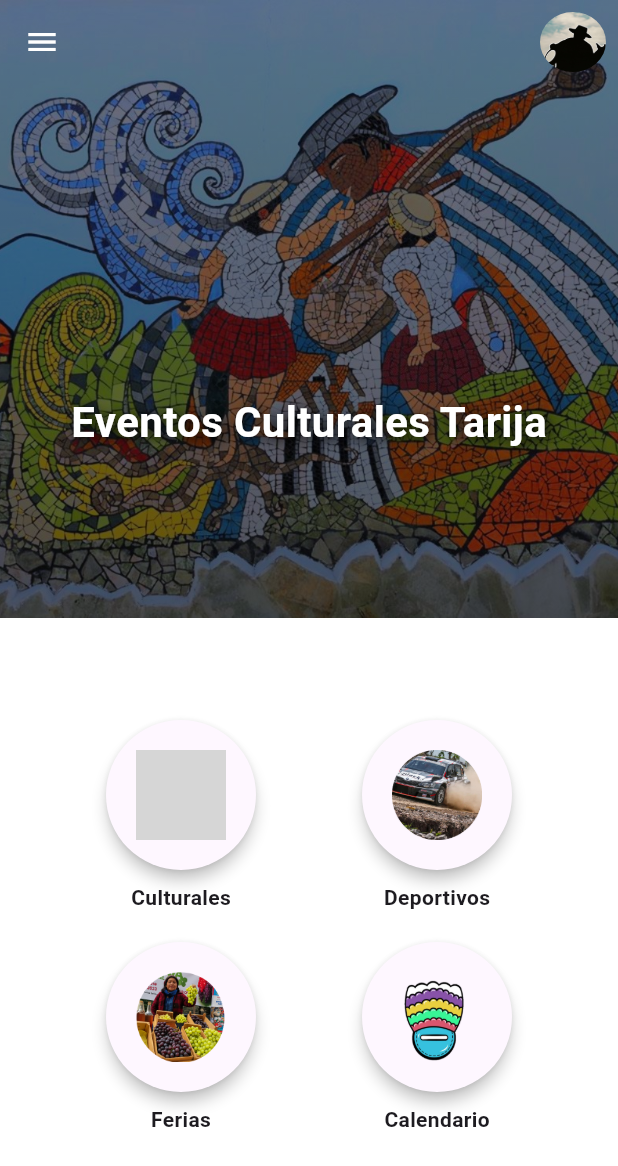
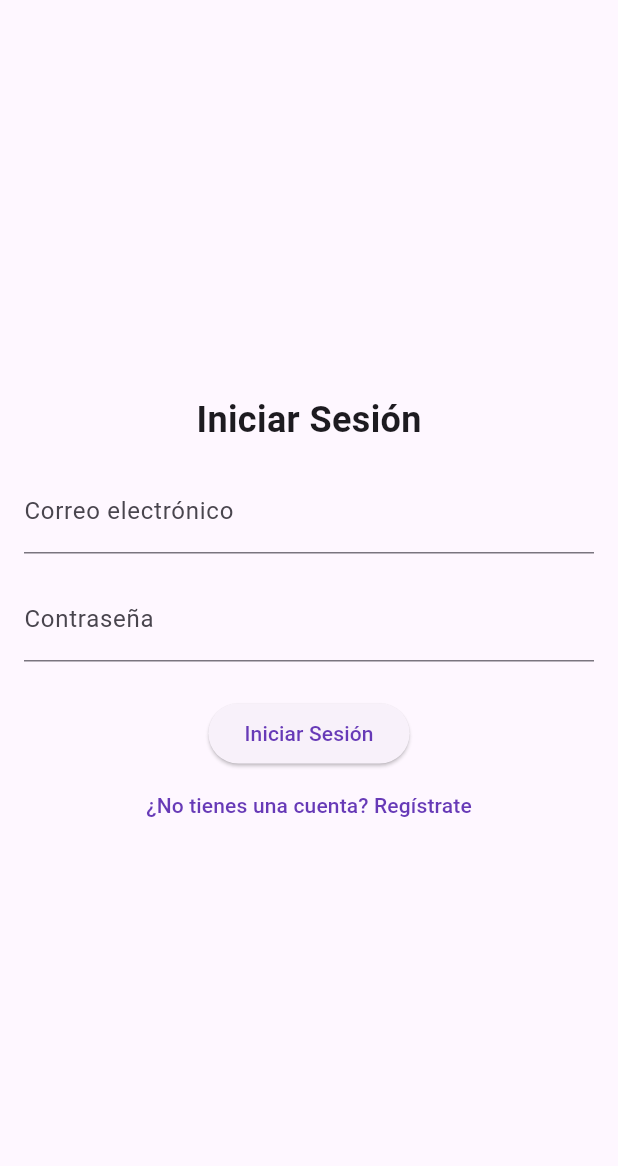
Before and after one commit to Chelo-sanguino/EventosCulturales, a Flutter app: the screen it shows after launch, on a phone screen of 412 x 824 dp. Shown: the top 1166 px of the screen. Run offline on Flutter 3.47's test engine with Material 3 defaults, Android fonts, the phone set to English and light mode, and no system bars; our stand-ins replace firebase_auth, firebase_core; accounts and stored records are empty; grey boxes are pictures that could not be loaded.

Commit message:
Agrega pantalla de login y autentificacion

```diff
--- a/lib/main.dart
+++ b/lib/main.dart
@@ -1,8 +1,16 @@
+import 'package:eventos_culturales/firebase_options.dart';
+import 'package:firebase_core/firebase_core.dart';
 import 'package:flutter/material.dart';
 import 'profile_settings.dart';
 import 'eventos_page.dart';
+import 'screens/login_screen.dart';
 
-void main() {
+Future<void> main() async {
+  WidgetsFlutterBinding.ensureInitialized();
+  // Inicializa Firebase antes de ejecutar la aplicación
+  await Firebase.initializeApp(
+    options: DefaultFirebaseOptions.currentPlatform,
+  );
   runApp(const MyApp());
 }
 
@@ -20,14 +28,8 @@ class MyApp extends StatelessWidget {
           secondary: Colors.amber,
         ),
         useMaterial3: true,
-        textTheme: const TextTheme(
-          titleLarge: TextStyle(
-            fontWeight: FontWeight.bold,
-            color: Colors.deepPurple,
-          ),
-        ),
       ),
-      home: const MyHomePage(title: 'Eventos Culturales Tarija'),
+      home: const LoginScreen(),
     );
   }
 }
--- /dev/null
+++ b/lib/screens/login_screen.dart
@@ -0,0 +1,128 @@
+import 'package:flutter/material.dart';
+import '../services/auth_service.dart';
+import '../main.dart';
+
+class LoginScreen extends StatefulWidget {
+  const LoginScreen({super.key});
+
+  @override
+  State<LoginScreen> createState() => _LoginScreenState();
+}
+
+class _LoginScreenState extends State<LoginScreen> {
+  final _formKey = GlobalKey<FormState>();
+  final _emailController = TextEditingController();
+  final _passwordController = TextEditingController();
+  final AuthService _authService = AuthService();
+  bool _isRegistering = false;
+
+  @override
+  Widget build(BuildContext context) {
+    return Scaffold(
+      body: Padding(
+        padding: const EdgeInsets.all(16.0),
+        child: Form(
+          key: _formKey,
+          child: Column(
+            mainAxisAlignment: MainAxisAlignment.center,
+            children: [
+              Text(
+                _isRegistering ? 'Registrar Usuario' : 'Iniciar Sesión',
+                style: const TextStyle(fontSize: 24, fontWeight: FontWeight.bold),
+              ),
+              const SizedBox(height: 16),
+              TextFormField(
+                controller: _emailController,
+                decoration: const InputDecoration(labelText: 'Correo electrónico'),
+                validator: (value) {
+                  if (value == null || value.isEmpty) {
+                    return 'Por favor ingrese su correo';
+                  }
+                  return null;
+                },
+              ),
+              const SizedBox(height: 16),
+              TextFormField(
+                controller: _passwordController,
+                decoration: const InputDecoration(labelText: 'Contraseña'),
+                obscureText: true,
+                validator: (value) {
+                  if (value == null || value.isEmpty) {
+                    return 'Por favor ingrese su contraseña';
+                  }
+                  return null;
+                },
+              ),
+              const SizedBox(height: 24),
+              ElevatedButton(
+                onPressed: () async {
+                  if (_formKey.currentState!.validate()) {
+                    if (_isRegistering) {
+                      // Registro de usuario
+                      final user = await _authService.registerWithEmailAndPassword(
+                        _emailController.text,
+                        _passwordController.text,
+                      );
+                      if (user != null) {
+                        ScaffoldMessenger.of(context).showSnackBar(
+                          const SnackBar(content: Text('Usuario registrado con éxito')),
+                        );
+                        setState(() {
+                          _isRegistering = false;
+                        });
+                      } else {
+                        ScaffoldMessenger.of(context).showSnackBar(
+                          const SnackBar(content: Text('Error al registrar usuario')),
+                        );
+                      }
+                    } else {
+                      // Inicio de sesión
+                      final user = await _authService.signInWithEmailAndPassword(
+                        _emailController.text,
+                        _passwordController.text,
+                      );
+                      if (user != null) {
+                        Navigator.pushReplacement(
+                          context,
+                          MaterialPageRoute(
+                            builder: (context) => const MyHomePage(
+                              title: 'Eventos Culturales Tarija',
+                            ),
+                          ),
+                        );
+                      } else {
+                        ScaffoldMessenger.of(context).showSnackBar(
+                          const SnackBar(content: Text('Error al iniciar sesión')),
+                        );
+                      }
+                    }
+                  }
+                },
+                child: Text(_isRegistering ? 'Registrar' : 'Iniciar Sesión'),
+              ),
+              TextButton(
+                onPressed: () {
+                  setState(() {
+                    _isRegistering = !_isRegistering;
+                  });
+                },
+                child: Text(
+                  _isRegistering
+                      ? '¿Ya tienes una cuenta? Inicia sesión'
+                      : '¿No tienes una cuenta? Regístrate',
+                ),
+              ),
+            ],
+          ),
+        ),
+      ),
+    );
+  }
+
+  @override
+  void dispose() {
+    _emailController.dispose();
+    _passwordController.dispose();
+    super.dispose();
+  }
+}
```
Also changed, not shown: lib/services/auth_service.dart (added, +41 -0 lines).
